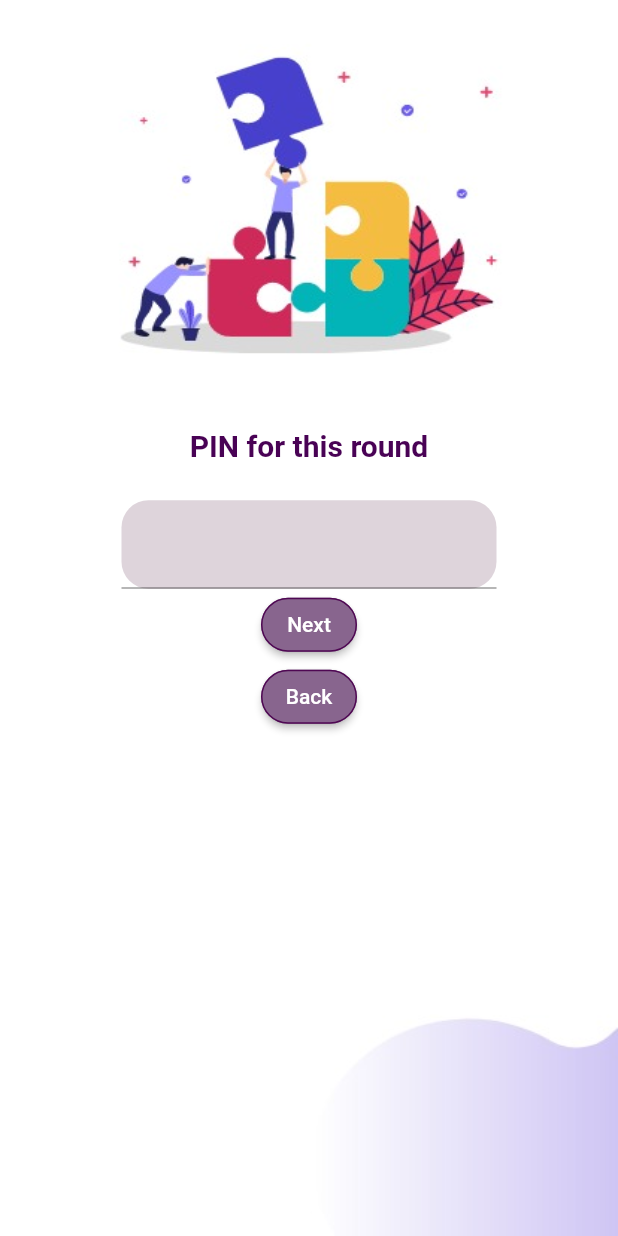
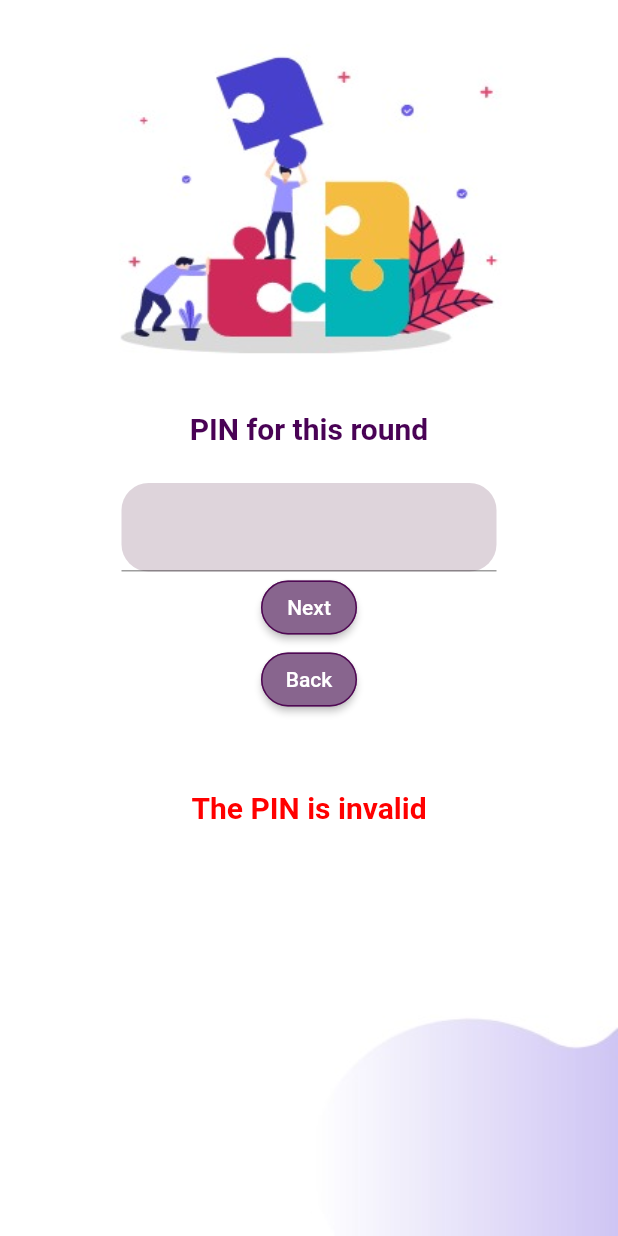
Before and after one commit to Graduation-Project-Puzzlerize/puzzlerize, a Flutter app: the PINScreen screen opened directly, after a tap on "Next", on a phone screen of 412 x 824 dp. Run offline on Flutter 3.47's test engine with Material 2 defaults, Android fonts, the phone set to English and light mode, and no system bars; our stand-ins replace cloud_firestore, firebase_core, flutter_tts, get, lottie, speech_to_text; accounts and stored records are empty.

Commit message:
Connecting Database and read from cloud firestore

```diff
--- a/lib/screens/pin/pin.dart
+++ b/lib/screens/pin/pin.dart
@@ -11,6 +11,7 @@ class PINScreen extends StatefulWidget {
 class _PINScreenState extends State<PINScreen> {
   GlobalKey<ScaffoldState> scaffoldkey = new GlobalKey<ScaffoldState>();
   String pin = '';
+  bool pinIsValidVisi = false;
   TextEditingController pinController = TextEditingController();
 
   void navigateToVisualImpairmentQScreen() {
@@ -20,18 +21,25 @@ class _PINScreenState extends State<PINScreen> {
     );
   }
 
-  void navigateToProfileScreen() {
-    // await DatabaseMethods().isPINValid(pinController.text).docs.forEach((doc) {
-    //   print(doc["pin"]);
-    // });
-    // if (DatabaseMethods().isPINValid(pinController.text)) {
-    //   Navigator.push(
-    //     context,
-    //     MaterialPageRoute(builder: (context) => ProfileScreen()),
-    //   );
-    // } else {
-    DatabaseMethods().isPINValid(pinController.text);
-    // }
+  void navigateToProfileScreen() async {
+    setState(
+      () {
+        pinIsValidVisi = false;
+      },
+    );
+    if (await DatabaseMethods().isPINValid(pinController.text)) {
+      Navigator.push(
+        context,
+        MaterialPageRoute(builder: (context) => ProfileScreen()),
+      );
+    } else {
+      print("helllllllllllllllo");
+      setState(
+        () {
+          pinIsValidVisi = true;
+        },
+      );
+    }
   }
 
   @override
@@ -105,6 +113,17 @@ class _PINScreenState extends State<PINScreen> {
                         ),
                       ),
                     ])),
+              ),
+              Visibility(
+                child: Text(
+                  "The PIN is invalid",
+                  style: TextStyle(
+                      color: Color.fromARGB(255, 255, 0, 0),
+                      fontSize: 20.0,
+                      fontWeight: FontWeight.bold),
+                  textAlign: TextAlign.center,
+                ),
+                visible: pinIsValidVisi,
               ),
             ]),
           )),
--- a/lib/services/database.dart
+++ b/lib/services/database.dart
@@ -1,12 +1,13 @@
 import 'package:cloud_firestore/cloud_firestore.dart';
 
 class DatabaseMethods {
-  isPINValid(String pin) async {
-    QuerySnapshot result = await FirebaseFirestore.instance
+  Future<bool> isPINValid(String pin) async {
+    QuerySnapshot<Map<String, dynamic>> result = await FirebaseFirestore
+        .instance
         .collection("rounds")
-        // .where("pin", isEqualTo: pin)
+        .where("pin", isEqualTo: pin)
         .get();
-    print(result.docs.map((e) => e.data()));
-    return result;
+    print(result.docs.isNotEmpty);
+    return result.docs.isNotEmpty;
   }
 }
--- a/pubspec.yaml
+++ b/pubspec.yaml
@@ -45,6 +45,7 @@ dependencies:
   firebase_core: ^2.14.0
   cloud_firestore: ^4.8.2
   js_interop: ^0.0.1
+  firebase_database: ^10.2.3
 
 
 dev_dependencies:
```
Also changed, not shown: pubspec.lock, 1 other file.
